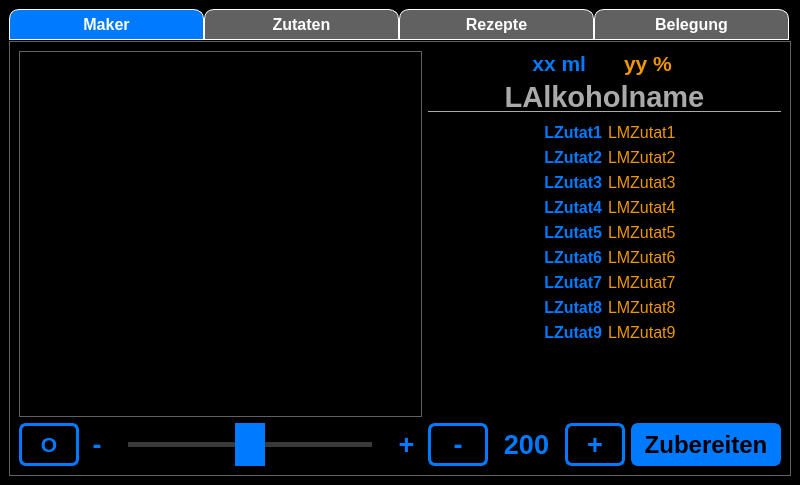
This is src/ui_elements/Cocktailmanager_2.ui in AndreWohnsland/CocktailBerry as Qt 5 draws it before an edit. The edited form follows.
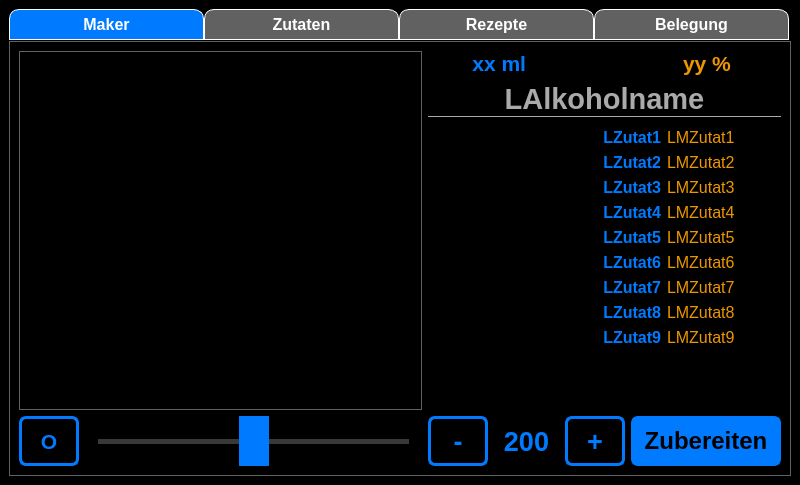
This is the edited form. Custom widgets are drawn as their Qt base class.

Commit message: Adjustments for better ui scaling

Patch:
```diff
--- a/src/ui_elements/Cocktailmanager_2.ui
+++ b/src/ui_elements/Cocktailmanager_2.ui
@@ -193,6 +193,8 @@
 	border-bottom: 1px solid;
 	border-color: rgb(170, 170, 170);
 	margin-bottom: 5px;
+	padding-left: 10px;
+	padding-right: 10px;
 }
 
 #MakerLMenge{
@@ -226,7 +228,8 @@
 }
 
 #LAlkoholgehalt, #LMenge {
-	padding: 0px 10px 0px 10px;
+	padding-left: 10px;
+	padding-right: 10px;
 }</string>
   </property>
   <property name="documentMode">
@@ -265,354 +268,22 @@
        <layout class="QHBoxLayout" name="horizontalLayout_2">
         <item>
          <layout class="QGridLayout" name="gridLayout_4">
-          <item row="0" column="0" rowspan="2" colspan="2">
-           <widget class="QListWidget" name="LWMaker">
-            <property name="maximumSize">
-             <size>
-              <width>900</width>
-              <height>1200</height>
-             </size>
-            </property>
-            <property name="font">
-             <font>
-              <pointsize>20</pointsize>
-             </font>
-            </property>
-            <property name="styleSheet">
-             <string notr="true"> QScrollBar:vertical {
-     border: 1px solid rgb(97, 97, 97);
-     background: rgb(0, 0, 0);
-     width: 40px;
-     margin: 41px 0 41px 0;
- }
- QScrollBar::handle:vertical {
-     background: rgb(0, 0, 0);
-	 min-width: 20px;
-	 max-width: 100px;
- }
- QScrollBar::add-line:vertical {
-     border: 1px solid rgb(97, 97, 97);
-     background: rgb(0, 0, 0);
-     height: 40px;
-     subcontrol-position: bottom;
-     subcontrol-origin: margin;
- }
-
- QScrollBar::sub-line:vertical {
-     border: 1px solid rgb(97, 97, 97);
-     background: rgb(0, 0, 0);
-     height: 40px;
-     subcontrol-position: top;
-     subcontrol-origin: margin;
- }
-/*
- QScrollBar::sub-page:vertical {
-	height: 100px
-} */
-
- QScrollBar::up-arrow:vertical, QScrollBar::down-arrow:vertical {
-   	 width: 12px;
-     height: 12px;
-     background: rgb(0, 123, 255);
- }</string>
-            </property>
-            <property name="horizontalScrollBarPolicy">
-             <enum>Qt::ScrollBarAlwaysOff</enum>
-            </property>
-            <property name="textElideMode">
-             <enum>Qt::ElideRight</enum>
-            </property>
-            <property name="sortingEnabled">
-             <bool>true</bool>
-            </property>
-           </widget>
-          </item>
-          <item row="3" column="1">
-           <layout class="QHBoxLayout" name="horizontalLayout">
-            <item>
-             <widget class="QLabel" name="label_17">
-              <property name="maximumSize">
-               <size>
-                <width>50</width>
-                <height>80</height>
-               </size>
-              </property>
-              <property name="font">
-               <font>
-                <pointsize>20</pointsize>
-                <weight>75</weight>
-                <bold>true</bold>
-               </font>
-              </property>
-              <property name="text">
-               <string> - </string>
-              </property>
-              <property name="alignment">
-               <set>Qt::AlignCenter</set>
-              </property>
-             </widget>
-            </item>
-            <item>
-             <widget class="QSlider" name="HSIntensity">
-              <property name="minimumSize">
-               <size>
-                <width>250</width>
-                <height>30</height>
-               </size>
-              </property>
-              <property name="maximumSize">
-               <size>
-                <width>600</width>
-                <height>50</height>
-               </size>
-              </property>
-              <property name="font">
-               <font>
-                <pointsize>12</pointsize>
-                <weight>75</weight>
-                <bold>true</bold>
-               </font>
-              </property>
-              <property name="minimum">
-               <number>-20</number>
-              </property>
-              <property name="maximum">
-               <number>20</number>
-              </property>
-              <property name="singleStep">
-               <number>2</number>
-              </property>
-              <property name="pageStep">
-               <number>2</number>
-              </property>
-              <property name="value">
-               <number>0</number>
-              </property>
-              <property name="orientation">
-               <enum>Qt::Horizontal</enum>
-              </property>
-              <property name="tickPosition">
-               <enum>QSlider::TicksBothSides</enum>
-              </property>
-             </widget>
-            </item>
-            <item>
-             <widget class="QLabel" name="label_24">
-              <property name="maximumSize">
-               <size>
-                <width>50</width>
-                <height>80</height>
-               </size>
-              </property>
-              <property name="font">
-               <font>
-                <pointsize>20</pointsize>
-                <weight>75</weight>
-                <bold>true</bold>
-               </font>
-              </property>
-              <property name="text">
-               <string> + </string>
-              </property>
-              <property name="alignment">
-               <set>Qt::AlignCenter</set>
-              </property>
-             </widget>
-            </item>
-           </layout>
-          </item>
-          <item row="3" column="6">
-           <widget class="QPushButton" name="PBZubereiten_custom">
-            <property name="minimumSize">
-             <size>
-              <width>150</width>
-              <height>40</height>
-             </size>
-            </property>
-            <property name="maximumSize">
-             <size>
-              <width>500</width>
-              <height>80</height>
-             </size>
-            </property>
-            <property name="font">
-             <font>
-              <pointsize>18</pointsize>
-              <weight>75</weight>
-              <bold>true</bold>
-             </font>
-            </property>
-            <property name="text">
-             <string>Zubereiten</string>
-            </property>
-           </widget>
-          </item>
-          <item row="3" column="5">
-           <widget class="QPushButton" name="PBMplus">
-            <property name="minimumSize">
-             <size>
-              <width>60</width>
-              <height>40</height>
-             </size>
-            </property>
-            <property name="maximumSize">
-             <size>
-              <width>100</width>
-              <height>80</height>
-             </size>
-            </property>
-            <property name="font">
-             <font>
-              <pointsize>20</pointsize>
-              <weight>75</weight>
-              <bold>true</bold>
-             </font>
-            </property>
-            <property name="text">
-             <string>+</string>
-            </property>
-           </widget>
-          </item>
-          <item row="3" column="3">
-           <widget class="QPushButton" name="PBMminus">
-            <property name="minimumSize">
-             <size>
-              <width>60</width>
-              <height>40</height>
-             </size>
-            </property>
-            <property name="maximumSize">
-             <size>
-              <width>100</width>
-              <height>80</height>
-             </size>
-            </property>
-            <property name="font">
-             <font>
-              <pointsize>20</pointsize>
-              <weight>75</weight>
-              <bold>true</bold>
-             </font>
-            </property>
-            <property name="text">
-             <string>-</string>
-            </property>
-           </widget>
-          </item>
-          <item row="3" column="4">
-           <widget class="QLabel" name="LCustomMenge">
-            <property name="minimumSize">
-             <size>
-              <width>65</width>
-              <height>0</height>
-             </size>
-            </property>
-            <property name="maximumSize">
-             <size>
-              <width>300</width>
-              <height>80</height>
-             </size>
-            </property>
-            <property name="font">
-             <font>
-              <pointsize>20</pointsize>
-              <weight>75</weight>
-              <bold>true</bold>
-             </font>
-            </property>
-            <property name="lineWidth">
-             <number>1</number>
-            </property>
-            <property name="text">
-             <string>200</string>
-            </property>
-            <property name="alignment">
-             <set>Qt::AlignCenter</set>
-            </property>
-           </widget>
-          </item>
-          <item row="3" column="0">
-           <widget class="QPushButton" name="PBSetnull">
-            <property name="minimumSize">
-             <size>
-              <width>60</width>
-              <height>40</height>
-             </size>
-            </property>
-            <property name="maximumSize">
-             <size>
-              <width>200</width>
-              <height>80</height>
-             </size>
-            </property>
-            <property name="font">
-             <font>
-              <pointsize>16</pointsize>
-              <weight>75</weight>
-              <bold>true</bold>
-             </font>
-            </property>
-            <property name="text">
-             <string>O</string>
-            </property>
-           </widget>
-          </item>
-          <item row="0" column="3" colspan="4">
+          <item row="1" column="3" rowspan="2" colspan="2">
            <layout class="QGridLayout" name="gridLayout_5">
-            <item row="8" column="0">
-             <widget class="QLabel" name="LZutat6">
-              <property name="maximumSize">
-               <size>
-                <width>400</width>
-                <height>80</height>
-               </size>
-              </property>
-              <property name="font">
-               <font>
-                <pointsize>12</pointsize>
-                <weight>75</weight>
-                <bold>true</bold>
-               </font>
-              </property>
-              <property name="layoutDirection">
-               <enum>Qt::LeftToRight</enum>
-              </property>
-              <property name="text">
-               <string>LZutat6</string>
-              </property>
-              <property name="alignment">
-               <set>Qt::AlignRight|Qt::AlignTrailing|Qt::AlignVCenter</set>
-              </property>
-             </widget>
-            </item>
-            <item row="5" column="0">
-             <widget class="QLabel" name="LZutat3">
-              <property name="maximumSize">
+            <property name="leftMargin">
+             <number>0</number>
+            </property>
+            <property name="rightMargin">
+             <number>0</number>
+            </property>
+            <item row="0" column="0">
+             <widget class="QLabel" name="LMenge">
+              <property name="minimumSize">
                <size>
-                <width>400</width>
-                <height>80</height>
+                <width>0</width>
+                <height>0</height>
                </size>
               </property>
-              <property name="font">
-               <font>
-                <pointsize>12</pointsize>
-                <weight>75</weight>
-                <bold>true</bold>
-               </font>
-              </property>
-              <property name="layoutDirection">
-               <enum>Qt::LeftToRight</enum>
-              </property>
-              <property name="text">
-               <string>LZutat3</string>
-              </property>
-              <property name="alignment">
-               <set>Qt::AlignRight|Qt::AlignTrailing|Qt::AlignVCenter</set>
-              </property>
-             </widget>
-            </item>
-            <item row="4" column="1">
-             <widget class="QLabel" name="LMZutat2">
               <property name="maximumSize">
                <size>
                 <width>400</width>
@@ -621,63 +292,33 @@
               </property>
               <property name="font">
                <font>
-                <pointsize>12</pointsize>
-                <weight>50</weight>
-                <bold>false</bold>
-               </font>
-              </property>
-              <property name="text">
-               <string>LMZutat2</string>
-              </property>
-             </widget>
-            </item>
-            <item row="4" column="0">
-             <widget class="QLabel" name="LZutat2">
-              <property name="maximumSize">
-               <size>
-                <width>400</width>
-                <height>80</height>
-               </size>
-              </property>
-              <property name="font">
-               <font>
-                <pointsize>12</pointsize>
+                <pointsize>16</pointsize>
                 <weight>75</weight>
                 <bold>true</bold>
                </font>
               </property>
-              <property name="layoutDirection">
-               <enum>Qt::LeftToRight</enum>
-              </property>
               <property name="text">
-               <string>LZutat2</string>
+               <string>xx ml</string>
               </property>
               <property name="alignment">
                <set>Qt::AlignRight|Qt::AlignTrailing|Qt::AlignVCenter</set>
               </property>
              </widget>
             </item>
-            <item row="7" column="1">
-             <widget class="QLabel" name="LMZutat5">
-              <property name="maximumSize">
+            <item row="12" column="0">
+             <spacer name="verticalSpacer_2">
+              <property name="orientation">
+               <enum>Qt::Vertical</enum>
+              </property>
+              <property name="sizeHint" stdset="0">
                <size>
-                <width>400</width>
-                <height>80</height>
+                <width>20</width>
+                <height>40</height>
                </size>
               </property>
-              <property name="font">
-               <font>
-                <pointsize>12</pointsize>
-                <weight>50</weight>
-                <bold>false</bold>
-               </font>
-              </property>
-              <property name="text">
-               <string>LMZutat5</string>
-              </property>
-             </widget>
+             </spacer>
             </item>
-            <item row="3" column="1">
+            <item row="3" column="2">
              <widget class="QLabel" name="LMZutat1">
               <property name="maximumSize">
                <size>
@@ -697,7 +338,7 @@
               </property>
              </widget>
             </item>
-            <item row="3" column="0">
+            <item row="3" column="0" colspan="2">
              <widget class="QLabel" name="LZutat1">
               <property name="maximumSize">
                <size>
@@ -723,47 +364,30 @@
               </property>
              </widget>
             </item>
-            <item row="6" column="1">
-             <widget class="QLabel" name="LMZutat4">
+            <item row="2" column="0" colspan="3">
+             <widget class="QLabel" name="LAlkoholname">
               <property name="maximumSize">
                <size>
-                <width>400</width>
+                <width>900</width>
                 <height>80</height>
                </size>
               </property>
               <property name="font">
                <font>
-                <pointsize>12</pointsize>
-                <weight>50</weight>
-                <bold>false</bold>
+                <pointsize>22</pointsize>
+                <weight>75</weight>
+                <bold>true</bold>
                </font>
               </property>
               <property name="text">
-               <string>LMZutat4</string>
+               <string>LAlkoholname</string>
               </property>
-             </widget>
-            </item>
-            <item row="5" column="1">
-             <widget class="QLabel" name="LMZutat3">
-              <property name="maximumSize">
-               <size>
-                <width>400</width>
-                <height>80</height>
-               </size>
+              <property name="alignment">
+               <set>Qt::AlignCenter</set>
               </property>
-              <property name="font">
-               <font>
-                <pointsize>12</pointsize>
-                <weight>50</weight>
-                <bold>false</bold>
-               </font>
-              </property>
-              <property name="text">
-               <string>LMZutat3</string>
-              </property>
              </widget>
             </item>
-            <item row="1" column="1">
+            <item row="0" column="2">
              <widget class="QLabel" name="LAlkoholgehalt">
               <property name="minimumSize">
                <size>
@@ -774,7 +398,7 @@
               <property name="maximumSize">
                <size>
                 <width>400</width>
-                <height>30</height>
+                <height>80</height>
                </size>
               </property>
               <property name="font">
@@ -792,8 +416,8 @@
               </property>
              </widget>
             </item>
-            <item row="6" column="0">
-             <widget class="QLabel" name="LZutat4">
+            <item row="4" column="2">
+             <widget class="QLabel" name="LMZutat2">
               <property name="maximumSize">
                <size>
                 <width>400</width>
@@ -803,23 +427,17 @@
               <property name="font">
                <font>
                 <pointsize>12</pointsize>
-                <weight>75</weight>
-                <bold>true</bold>
+                <weight>50</weight>
+                <bold>false</bold>
                </font>
               </property>
-              <property name="layoutDirection">
-               <enum>Qt::LeftToRight</enum>
-              </property>
               <property name="text">
-               <string>LZutat4</string>
+               <string>LMZutat2</string>
               </property>
-              <property name="alignment">
-               <set>Qt::AlignRight|Qt::AlignTrailing|Qt::AlignVCenter</set>
-              </property>
              </widget>
             </item>
-            <item row="11" column="0">
-             <widget class="QLabel" name="LZutat9">
+            <item row="5" column="2">
+             <widget class="QLabel" name="LMZutat3">
               <property name="maximumSize">
                <size>
                 <width>400</width>
@@ -829,23 +447,17 @@
               <property name="font">
                <font>
                 <pointsize>12</pointsize>
-                <weight>75</weight>
-                <bold>true</bold>
+                <weight>50</weight>
+                <bold>false</bold>
                </font>
               </property>
-              <property name="layoutDirection">
-               <enum>Qt::LeftToRight</enum>
-              </property>
               <property name="text">
-               <string>LZutat9</string>
+               <string>LMZutat3</string>
               </property>
-              <property name="alignment">
-               <set>Qt::AlignRight|Qt::AlignTrailing|Qt::AlignVCenter</set>
-              </property>
              </widget>
             </item>
-            <item row="9" column="0">
-             <widget class="QLabel" name="LZutat7">
+            <item row="6" column="2">
+             <widget class="QLabel" name="LMZutat4">
               <property name="maximumSize">
                <size>
                 <width>400</width>
@@ -855,23 +467,17 @@
               <property name="font">
                <font>
                 <pointsize>12</pointsize>
-                <weight>75</weight>
-                <bold>true</bold>
+                <weight>50</weight>
+                <bold>false</bold>
                </font>
               </property>
-              <property name="layoutDirection">
-               <enum>Qt::LeftToRight</enum>
-              </property>
               <property name="text">
-               <string>LZutat7</string>
+               <string>LMZutat4</string>
               </property>
-              <property name="alignment">
-               <set>Qt::AlignRight|Qt::AlignTrailing|Qt::AlignVCenter</set>
-              </property>
              </widget>
             </item>
-            <item row="10" column="0">
-             <widget class="QLabel" name="LZutat8">
+            <item row="7" column="2">
+             <widget class="QLabel" name="LMZutat5">
               <property name="maximumSize">
                <size>
                 <width>400</width>
@@ -881,68 +487,16 @@
               <property name="font">
                <font>
                 <pointsize>12</pointsize>
-                <weight>75</weight>
-                <bold>true</bold>
-               </font>
-              </property>
-              <property name="layoutDirection">
-               <enum>Qt::LeftToRight</enum>
-              </property>
-              <property name="text">
-               <string>LZutat8</string>
-              </property>
-              <property name="alignment">
-               <set>Qt::AlignRight|Qt::AlignTrailing|Qt::AlignVCenter</set>
-              </property>
-             </widget>
-            </item>
-            <item row="7" column="0">
-             <widget class="QLabel" name="LZutat5">
-              <property name="maximumSize">
-               <size>
-                <width>400</width>
-                <height>80</height>
-               </size>
-              </property>
-              <property name="font">
-               <font>
-                <pointsize>12</pointsize>
-                <weight>75</weight>
-                <bold>true</bold>
-               </font>
-              </property>
-              <property name="layoutDirection">
-               <enum>Qt::LeftToRight</enum>
-              </property>
-              <property name="text">
-               <string>LZutat5</string>
-              </property>
-              <property name="alignment">
-               <set>Qt::AlignRight|Qt::AlignTrailing|Qt::AlignVCenter</set>
-              </property>
-             </widget>
-            </item>
-            <item row="9" column="1">
-             <widget class="QLabel" name="LMZutat7">
-              <property name="maximumSize">
-               <size>
-                <width>400</width>
-                <height>80</height>
-               </size>
-              </property>
-              <property name="font">
-               <font>
-                <pointsize>12</pointsize>
                 <weight>50</weight>
                 <bold>false</bold>
                </font>
               </property>
               <property name="text">
-               <string>LMZutat7</string>
+               <string>LMZutat5</string>
               </property>
              </widget>
             </item>
-            <item row="8" column="1">
+            <item row="8" column="2">
              <widget class="QLabel" name="LMZutat6">
               <property name="maximumSize">
                <size>
@@ -962,7 +516,27 @@
               </property>
              </widget>
             </item>
-            <item row="10" column="1">
+            <item row="9" column="2">
+             <widget class="QLabel" name="LMZutat7">
+              <property name="maximumSize">
+               <size>
+                <width>400</width>
+                <height>80</height>
+               </size>
+              </property>
+              <property name="font">
+               <font>
+                <pointsize>12</pointsize>
+                <weight>50</weight>
+                <bold>false</bold>
+               </font>
+              </property>
+              <property name="text">
+               <string>LMZutat7</string>
+              </property>
+             </widget>
+            </item>
+            <item row="10" column="2">
              <widget class="QLabel" name="LMZutat8">
               <property name="maximumSize">
                <size>
@@ -982,7 +556,7 @@
               </property>
              </widget>
             </item>
-            <item row="11" column="1">
+            <item row="11" column="2">
              <widget class="QLabel" name="LMZutat9">
               <property name="maximumSize">
                <size>
@@ -1002,72 +576,465 @@
               </property>
              </widget>
             </item>
-            <item row="1" column="0">
-             <widget class="QLabel" name="LMenge">
+            <item row="11" column="0" colspan="2">
+             <widget class="QLabel" name="LZutat9">
+              <property name="maximumSize">
+               <size>
+                <width>400</width>
+                <height>80</height>
+               </size>
+              </property>
+              <property name="font">
+               <font>
+                <pointsize>12</pointsize>
+                <weight>75</weight>
+                <bold>true</bold>
+               </font>
+              </property>
+              <property name="layoutDirection">
+               <enum>Qt::LeftToRight</enum>
+              </property>
+              <property name="text">
+               <string>LZutat9</string>
+              </property>
+              <property name="alignment">
+               <set>Qt::AlignRight|Qt::AlignTrailing|Qt::AlignVCenter</set>
+              </property>
+             </widget>
+            </item>
+            <item row="10" column="0" colspan="2">
+             <widget class="QLabel" name="LZutat8">
+              <property name="maximumSize">
+               <size>
+                <width>400</width>
+                <height>80</height>
+               </size>
+              </property>
+              <property name="font">
+               <font>
+                <pointsize>12</pointsize>
+                <weight>75</weight>
+                <bold>true</bold>
+               </font>
+              </property>
+              <property name="layoutDirection">
+               <enum>Qt::LeftToRight</enum>
+              </property>
+              <property name="text">
+               <string>LZutat8</string>
+              </property>
+              <property name="alignment">
+               <set>Qt::AlignRight|Qt::AlignTrailing|Qt::AlignVCenter</set>
+              </property>
+             </widget>
+            </item>
+            <item row="9" column="0" colspan="2">
+             <widget class="QLabel" name="LZutat7">
+              <property name="maximumSize">
+               <size>
+                <width>400</width>
+                <height>80</height>
+               </size>
+              </property>
+              <property name="font">
+               <font>
+                <pointsize>12</pointsize>
+                <weight>75</weight>
+                <bold>true</bold>
+               </font>
+              </property>
+              <property name="layoutDirection">
+               <enum>Qt::LeftToRight</enum>
+              </property>
+              <property name="text">
+               <string>LZutat7</string>
+              </property>
+              <property name="alignment">
+               <set>Qt::AlignRight|Qt::AlignTrailing|Qt::AlignVCenter</set>
+              </property>
+             </widget>
+            </item>
+            <item row="8" column="0" colspan="2">
+             <widget class="QLabel" name="LZutat6">
+              <property name="maximumSize">
+               <size>
+                <width>400</width>
+                <height>80</height>
+               </size>
+              </property>
+              <property name="font">
+               <font>
+                <pointsize>12</pointsize>
+                <weight>75</weight>
+                <bold>true</bold>
+               </font>
+              </property>
+              <property name="layoutDirection">
+               <enum>Qt::LeftToRight</enum>
+              </property>
+              <property name="text">
+               <string>LZutat6</string>
+              </property>
+              <property name="alignment">
+               <set>Qt::AlignRight|Qt::AlignTrailing|Qt::AlignVCenter</set>
+              </property>
+             </widget>
+            </item>
+            <item row="7" column="0" colspan="2">
+             <widget class="QLabel" name="LZutat5">
+              <property name="maximumSize">
+               <size>
+                <width>400</width>
+                <height>80</height>
+               </size>
+              </property>
+              <property name="font">
+               <font>
+                <pointsize>12</pointsize>
+                <weight>75</weight>
+                <bold>true</bold>
+               </font>
+              </property>
+              <property name="layoutDirection">
+               <enum>Qt::LeftToRight</enum>
+              </property>
+              <property name="text">
+               <string>LZutat5</string>
+              </property>
+              <property name="alignment">
+               <set>Qt::AlignRight|Qt::AlignTrailing|Qt::AlignVCenter</set>
+              </property>
+             </widget>
+            </item>
+            <item row="6" column="0" colspan="2">
+             <widget class="QLabel" name="LZutat4">
+              <property name="maximumSize">
+               <size>
+                <width>400</width>
+                <height>80</height>
+               </size>
+              </property>
+              <property name="font">
+               <font>
+                <pointsize>12</pointsize>
+                <weight>75</weight>
+                <bold>true</bold>
+               </font>
+              </property>
+              <property name="layoutDirection">
+               <enum>Qt::LeftToRight</enum>
+              </property>
+              <property name="text">
+               <string>LZutat4</string>
+              </property>
+              <property name="alignment">
+               <set>Qt::AlignRight|Qt::AlignTrailing|Qt::AlignVCenter</set>
+              </property>
+             </widget>
+            </item>
+            <item row="5" column="0" colspan="2">
+             <widget class="QLabel" name="LZutat3">
+              <property name="maximumSize">
+               <size>
+                <width>400</width>
+                <height>80</height>
+               </size>
+              </property>
+              <property name="font">
+               <font>
+                <pointsize>12</pointsize>
+                <weight>75</weight>
+                <bold>true</bold>
+               </font>
+              </property>
+              <property name="layoutDirection">
+               <enum>Qt::LeftToRight</enum>
+              </property>
+              <property name="text">
+               <string>LZutat3</string>
+              </property>
+              <property name="alignment">
+               <set>Qt::AlignRight|Qt::AlignTrailing|Qt::AlignVCenter</set>
+              </property>
+             </widget>
+            </item>
+            <item row="4" column="0" colspan="2">
+             <widget class="QLabel" name="LZutat2">
+              <property name="maximumSize">
+               <size>
+                <width>400</width>
+                <height>80</height>
+               </size>
+              </property>
+              <property name="font">
+               <font>
+                <pointsize>12</pointsize>
+                <weight>75</weight>
+                <bold>true</bold>
+               </font>
+              </property>
+              <property name="layoutDirection">
+               <enum>Qt::LeftToRight</enum>
+              </property>
+              <property name="text">
+               <string>LZutat2</string>
+              </property>
+              <property name="alignment">
+               <set>Qt::AlignRight|Qt::AlignTrailing|Qt::AlignVCenter</set>
+              </property>
+             </widget>
+            </item>
+           </layout>
+          </item>
+          <item row="4" column="3" colspan="2">
+           <layout class="QHBoxLayout" name="horizontalLayout_5">
+            <item>
+             <widget class="QPushButton" name="PBMminus">
               <property name="minimumSize">
                <size>
-                <width>0</width>
+                <width>60</width>
+                <height>40</height>
+               </size>
+              </property>
+              <property name="maximumSize">
+               <size>
+                <width>100</width>
+                <height>60</height>
+               </size>
+              </property>
+              <property name="font">
+               <font>
+                <pointsize>20</pointsize>
+                <weight>75</weight>
+                <bold>true</bold>
+               </font>
+              </property>
+              <property name="text">
+               <string>-</string>
+              </property>
+             </widget>
+            </item>
+            <item>
+             <widget class="QLabel" name="LCustomMenge">
+              <property name="minimumSize">
+               <size>
+                <width>65</width>
                 <height>0</height>
                </size>
               </property>
               <property name="maximumSize">
                <size>
-                <width>400</width>
-                <height>30</height>
+                <width>300</width>
+                <height>60</height>
                </size>
               </property>
               <property name="font">
                <font>
-                <pointsize>16</pointsize>
+                <pointsize>20</pointsize>
                 <weight>75</weight>
                 <bold>true</bold>
                </font>
               </property>
-              <property name="text">
-               <string>xx ml</string>
+              <property name="lineWidth">
+               <number>1</number>
               </property>
-              <property name="alignment">
-               <set>Qt::AlignRight|Qt::AlignTrailing|Qt::AlignVCenter</set>
-              </property>
-             </widget>
-            </item>
-            <item row="2" column="0" colspan="2">
-             <widget class="QLabel" name="LAlkoholname">
-              <property name="maximumSize">
-               <size>
-                <width>900</width>
-                <height>35</height>
-               </size>
-              </property>
-              <property name="font">
-               <font>
-                <pointsize>22</pointsize>
-                <weight>75</weight>
-                <bold>true</bold>
-               </font>
-              </property>
               <property name="text">
-               <string>LAlkoholname</string>
+               <string>200</string>
               </property>
               <property name="alignment">
                <set>Qt::AlignCenter</set>
               </property>
              </widget>
             </item>
+            <item>
+             <widget class="QPushButton" name="PBMplus">
+              <property name="minimumSize">
+               <size>
+                <width>60</width>
+                <height>40</height>
+               </size>
+              </property>
+              <property name="maximumSize">
+               <size>
+                <width>100</width>
+                <height>60</height>
+               </size>
+              </property>
+              <property name="font">
+               <font>
+                <pointsize>20</pointsize>
+                <weight>75</weight>
+                <bold>true</bold>
+               </font>
+              </property>
+              <property name="text">
+               <string>+</string>
+              </property>
+             </widget>
+            </item>
+            <item>
+             <widget class="QPushButton" name="PBZubereiten_custom">
+              <property name="minimumSize">
+               <size>
+                <width>150</width>
+                <height>40</height>
+               </size>
+              </property>
+              <property name="maximumSize">
+               <size>
+                <width>500</width>
+                <height>60</height>
+               </size>
+              </property>
+              <property name="font">
+               <font>
+                <pointsize>18</pointsize>
+                <weight>75</weight>
+                <bold>true</bold>
+               </font>
+              </property>
+              <property name="text">
+               <string>Zubereiten</string>
+              </property>
+             </widget>
+            </item>
            </layout>
           </item>
-          <item row="1" column="3" colspan="4">
-           <spacer name="verticalSpacer">
+          <item row="4" column="0">
+           <layout class="QHBoxLayout" name="horizontalLayout">
+            <item>
+             <widget class="QPushButton" name="PBSetnull">
+              <property name="minimumSize">
+               <size>
+                <width>60</width>
+                <height>40</height>
+               </size>
+              </property>
+              <property name="maximumSize">
+               <size>
+                <width>80</width>
+                <height>60</height>
+               </size>
+              </property>
+              <property name="font">
+               <font>
+                <pointsize>16</pointsize>
+                <weight>75</weight>
+                <bold>true</bold>
+               </font>
+              </property>
+              <property name="text">
+               <string>O</string>
+              </property>
+             </widget>
+            </item>
+            <item>
+             <widget class="QSlider" name="HSIntensity">
+              <property name="minimumSize">
+               <size>
+                <width>300</width>
+                <height>30</height>
+               </size>
+              </property>
+              <property name="maximumSize">
+               <size>
+                <width>400</width>
+                <height>50</height>
+               </size>
+              </property>
+              <property name="font">
+               <font>
+                <pointsize>12</pointsize>
+                <weight>75</weight>
+                <bold>true</bold>
+               </font>
+              </property>
+              <property name="minimum">
+               <number>-20</number>
+              </property>
+              <property name="maximum">
+               <number>20</number>
+              </property>
+              <property name="singleStep">
+               <number>2</number>
+              </property>
+              <property name="pageStep">
+               <number>2</number>
+              </property>
+              <property name="value">
+               <number>0</number>
+              </property>
             <property name="orientation">
-             <enum>Qt::Vertical</enum>
-            </property>
-            <property name="sizeHint" stdset="0">
+               <enum>Qt::Horizontal</enum>
+              </property>
+              <property name="tickPosition">
+               <enum>QSlider::TicksBothSides</enum>
+              </property>
+             </widget>
+            </item>
+           </layout>
+          </item>
+          <item row="1" column="0" rowspan="2">
+           <widget class="QListWidget" name="LWMaker">
+            <property name="maximumSize">
              <size>
-              <width>20</width>
-              <height>40</height>
+              <width>500</width>
+              <height>1200</height>
              </size>
             </property>
-           </spacer>
+            <property name="font">
+             <font>
+              <pointsize>20</pointsize>
+             </font>
+            </property>
+            <property name="styleSheet">
+             <string notr="true"> QScrollBar:vertical {
+     border: 1px solid rgb(97, 97, 97);
+     background: rgb(0, 0, 0);
+     width: 40px;
+     margin: 41px 0 41px 0;
+ }
+ QScrollBar::handle:vertical {
+     background: rgb(0, 0, 0);
+	 min-width: 20px;
+	 max-width: 100px;
+ }
+ QScrollBar::add-line:vertical {
+     border: 1px solid rgb(97, 97, 97);
+     background: rgb(0, 0, 0);
+     height: 40px;
+     subcontrol-position: bottom;
+     subcontrol-origin: margin;
+ }
+
+ QScrollBar::sub-line:vertical {
+     border: 1px solid rgb(97, 97, 97);
+     background: rgb(0, 0, 0);
+     height: 40px;
+     subcontrol-position: top;
+     subcontrol-origin: margin;
+ }
+/*
+ QScrollBar::sub-page:vertical {
+	height: 100px
+} */
+
+ QScrollBar::up-arrow:vertical, QScrollBar::down-arrow:vertical {
+   	 width: 12px;
+     height: 12px;
+     background: rgb(0, 123, 255);
+ }</string>
+            </property>
+            <property name="horizontalScrollBarPolicy">
+             <enum>Qt::ScrollBarAlwaysOff</enum>
+            </property>
+            <property name="textElideMode">
+             <enum>Qt::ElideRight</enum>
+            </property>
+            <property name="sortingEnabled">
+             <bool>true</bool>
+            </property>
+           </widget>
           </item>
          </layout>
         </item>
```
Left out of the diff: 508 changed lines with no effect on the pictures. Lines whose indentation alone changed are shown as unchanged. The commit also changes 1 other file.
